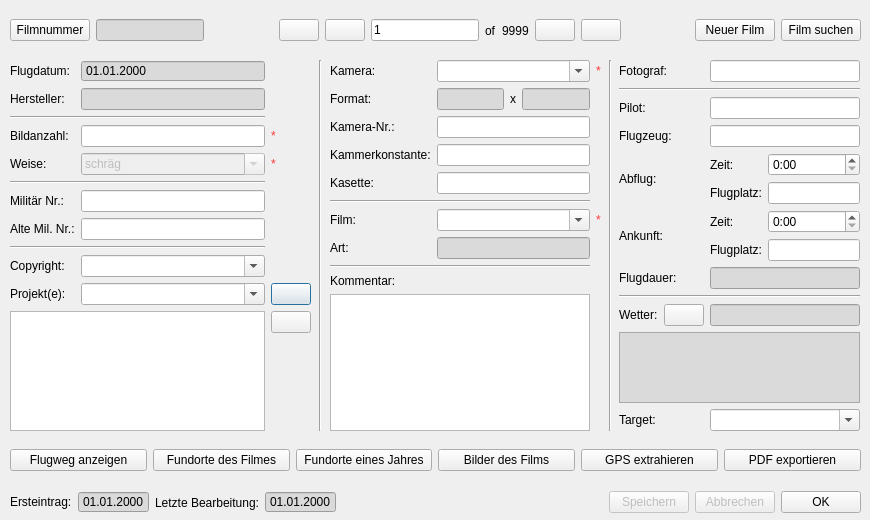
APIS-Luftbildarchiv/APIS, file APIS/forms/apis_film_form.ui: the form before one commit.
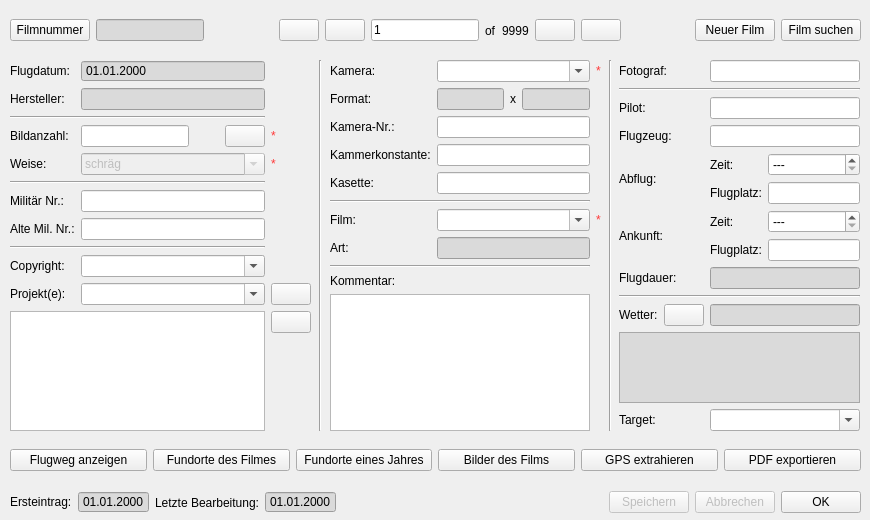
The form after the commit. Icons and pictures are not drawn.

Diff of the .ui file:
```diff
--- a/APIS/forms/apis_film_form.ui
+++ b/APIS/forms/apis_film_form.ui
@@ -399,6 +399,9 @@
       </item>
       <item row="0" column="1">
        <widget class="QTimeEdit" name="uiDepartureTime">
+        <property name="specialValueText">
+         <string>---</string>
+        </property>
         <property name="displayFormat">
          <string>h:mm</string>
         </property>
@@ -501,6 +504,9 @@
       </item>
       <item row="0" column="1">
        <widget class="QTimeEdit" name="uiArrivalTime">
+        <property name="specialValueText">
+         <string>---</string>
+        </property>
         <property name="displayFormat">
          <string>h:mm</string>
         </property>
@@ -790,16 +796,6 @@
       </property>
      </widget>
     </item>
-    <item row="3" column="1">
-     <widget class="QLineEdit" name="uiImageCountEdit">
-      <property name="sizePolicy">
-       <sizepolicy hsizetype="Minimum" vsizetype="Fixed">
-        <horstretch>0</horstretch>
-        <verstretch>0</verstretch>
-       </sizepolicy>
-      </property>
-     </widget>
-    </item>
     <item row="0" column="1">
      <widget class="QDateEdit" name="uiFlightDate">
       <property name="styleSheet">
@@ -964,6 +960,9 @@
        <iconset resource="resource.qrc">
         <normaloff>:/plugins/APIS/icons/add.png</normaloff>:/plugins/APIS/icons/add.png</iconset>
       </property>
+      <property name="autoDefault">
+       <bool>false</bool>
+      </property>
      </widget>
     </item>
     <item row="12" column="2">
@@ -978,6 +977,9 @@
        <iconset resource="resource.qrc">
         <normaloff>:/plugins/APIS/icons/remove.png</normaloff>:/plugins/APIS/icons/remove.png</iconset>
       </property>
+      <property name="autoDefault">
+       <bool>false</bool>
+      </property>
      </widget>
     </item>
     <item row="1" column="1">
@@ -993,6 +995,56 @@
     <item row="12" column="0" rowspan="2" colspan="2">
      <widget class="QListWidget" name="uiProjectList"/>
     </item>
+    <item row="3" column="1">
+     <layout class="QHBoxLayout" name="horizontalLayout_3">
+      <item>
+       <widget class="QLineEdit" name="uiImageCountEdit">
+        <property name="sizePolicy">
+         <sizepolicy hsizetype="Minimum" vsizetype="Fixed">
+          <horstretch>0</horstretch>
+          <verstretch>0</verstretch>
+         </sizepolicy>
+        </property>
+        <property name="toolTip">
+         <string>&lt;html&gt;&lt;head/&gt;&lt;body&gt;&lt;p&gt;abc def&lt;/p&gt;&lt;/body&gt;&lt;/html&gt;</string>
+        </property>
+        <property name="statusTip">
+         <string/>
+        </property>
+        <property name="whatsThis">
+         <string/>
+        </property>
+       </widget>
+      </item>
+      <item>
+       <spacer name="horizontalSpacer_4">
+        <property name="orientation">
+         <enum>Qt::Horizontal</enum>
+        </property>
+        <property name="sizeHint" stdset="0">
+         <size>
+          <width>40</width>
+          <height>20</height>
+         </size>
+        </property>
+       </spacer>
+      </item>
+      <item>
+       <widget class="QPushButton" name="uiImageInformation">
+        <property name="text">
+         <string/>
+        </property>
+        <property name="icon">
+         <iconset resource="resource.qrc">
+          <normaloff>:/plugins/APIS/icons/sites.png</normaloff>:/plugins/APIS/icons/sites.png</iconset>
+        </property>
+        <property name="autoDefault">
+         <bool>false</bool>
+        </property>
+       </widget>
+      </item>
+     </layout>
+    </item>
    </layout>
   </widget>
   <widget class="Line" name="line_10">
```
